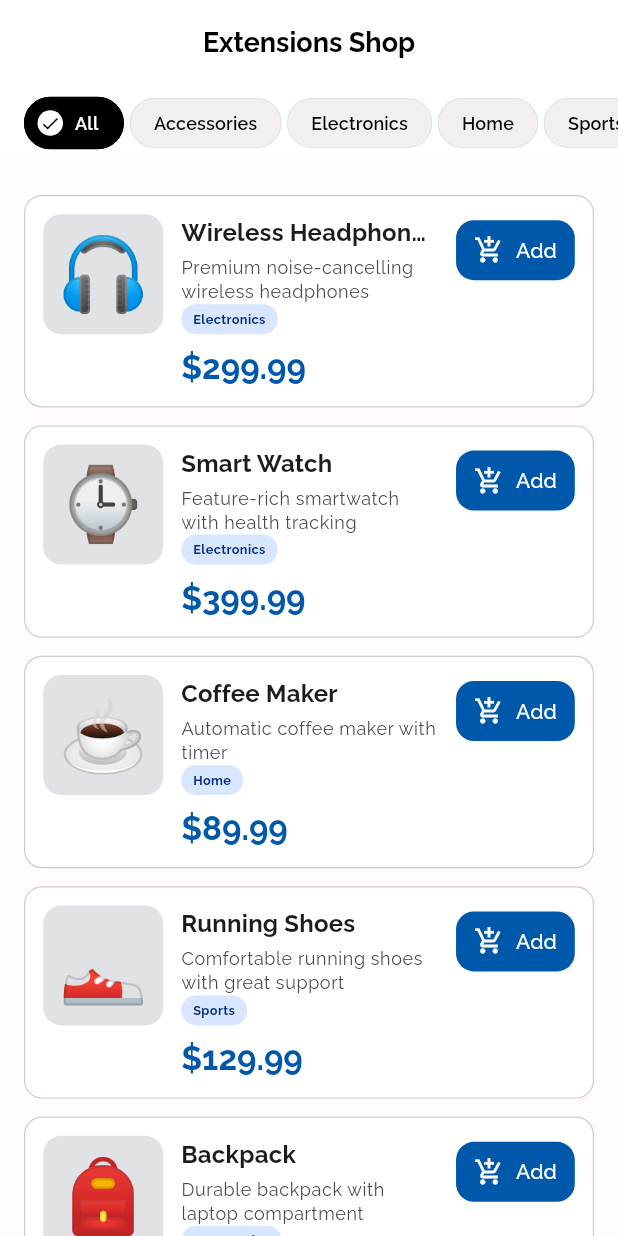
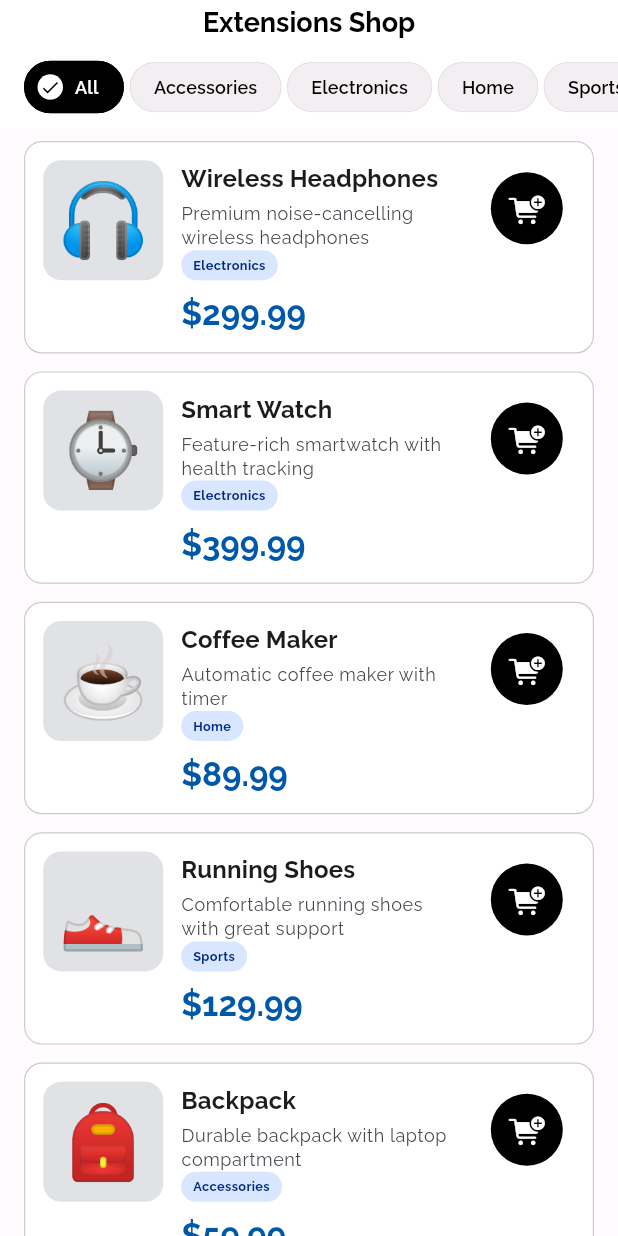
Before and after one commit to xephas-official/flutter_extensions, a Flutter app: the screen it shows after launch, on a phone screen of 412 x 824 dp. Run offline on Flutter 3.47's test engine with Material 3 defaults, Android fonts, the phone set to English and light mode, and no system bars; our stand-ins replace flutter_riverpod, google_fonts.

Commit message:
refactor: adjust CategoryFilters widget layout and update ProductsScreen bottom size; enhance ProductCard button functionality and styling; add cupertino_icons dependency

```diff
--- a/lib/features/products/products_screen.dart
+++ b/lib/features/products/products_screen.dart
@@ -29,7 +29,7 @@ class ProductsScreen extends ConsumerWidget {
           ),
         ),
         bottom: PreferredSize(
-          preferredSize: const Size.fromHeight(50),
+          preferredSize: const Size.fromHeight(30),
           child: CategoryFilters(
             categories: categories,
             selectedCategory: selectedCategory,
@@ -38,8 +38,6 @@ class ProductsScreen extends ConsumerWidget {
       ),
       body: Column(
         children: [
-          const SizedBox(height: 16),
-
           // Products list (inventory-style)
           if (filteredProducts.isEmpty)
             const Expanded(
--- a/lib/features/products/widgets/category_filters.dart
+++ b/lib/features/products/widgets/category_filters.dart
@@ -17,7 +17,9 @@ class CategoryFilters extends ConsumerWidget {
 
   @override
   Widget build(BuildContext context, WidgetRef ref) {
-    return SingleChildScrollView(
+    return Padding(
+      padding: verticalInsets4,
+      child: SingleChildScrollView(
         scrollDirection: Axis.horizontal,
         child: Row(
           mainAxisAlignment: MainAxisAlignment.center,
@@ -84,6 +86,7 @@ class CategoryFilters extends ConsumerWidget {
             );
           }),
         ),
+      ),
     );
   }
 }
--- a/lib/features/products/widgets/product_card.dart
+++ b/lib/features/products/widgets/product_card.dart
@@ -1,3 +1,5 @@
+import 'package:flutter/cupertino.dart';
+
 import '../../../app_exporter.dart';
 import '../../../global/widgets/value_chip.dart';
 
@@ -119,26 +121,46 @@ class ProductCard extends ConsumerWidget {
               Column(
                 mainAxisAlignment: MainAxisAlignment.center,
                 children: [
-                  FilledButton.icon(
+                  IconButton(
+                    isSelected: itemInCart,
                     onPressed: () {
-                      ref.read(cartProvider.notifier).addProduct(product);
-                      context.showSnackBar('Added to cart!');
+                      if (itemInCart) {
+                        // Remove from cart
+                        ref
+                            .read(cartProvider.notifier)
+                            .removeProduct(product.id);
+                        context.showSnackBar('Removed from cart');
+                      } else {
+                        // Add to cart
+                        ref.read(cartProvider.notifier).addProduct(product);
+                        context.showSnackBar('Added to cart!');
+                      }
                     },
-                    icon: Icon(
-                      itemInCart ? Icons.check : Icons.add_shopping_cart,
-                      size: 20,
+                    splashColor: itemInCart ? appGreen : black,
+                    selectedIcon: Container(
+                      width: 48,
+                      height: 48,
+                      decoration: BoxDecoration(
+                        color: appGreen.withValues(alpha: .2),
+                        shape: BoxShape.circle,
+                      ),
+                      child: const Icon(
+                        Icons.check_circle,
+                        color: appGreen,
+                        size: 28,
+                      ),
                     ),
-                    label: Text(itemInCart ? 'Added' : 'Add'),
-                    style: FilledButton.styleFrom(
-                      backgroundColor: itemInCart
-                          ? context.colorScheme.surfaceContainerHighest
-                          : context.colorScheme.primary,
-                      foregroundColor: itemInCart
-                          ? context.colorScheme.onSurface
-                          : context.colorScheme.onPrimary,
-                      padding: const EdgeInsets.symmetric(
-                        horizontal: 12,
-                        vertical: 8,
+                    icon: Container(
+                      width: 48,
+                      height: 48,
+                      decoration: const BoxDecoration(
+                        color: black,
+                        shape: BoxShape.circle,
+                      ),
+                      child: const Icon(
+                        CupertinoIcons.cart_fill_badge_plus,
+                        color: white,
+                        size: 24,
                       ),
                     ),
                   ),
--- a/pubspec.yaml
+++ b/pubspec.yaml
@@ -12,6 +12,7 @@ dependencies:
   flutter_riverpod: ^2.6.1
   uuid: ^4.5.1
   google_fonts: ^6.2.1
+  cupertino_icons: ^1.0.8
 
 dev_dependencies:
   flutter_test:
```
Also changed, not shown: pubspec.lock. Lines whose indentation alone changed are shown as unchanged.
